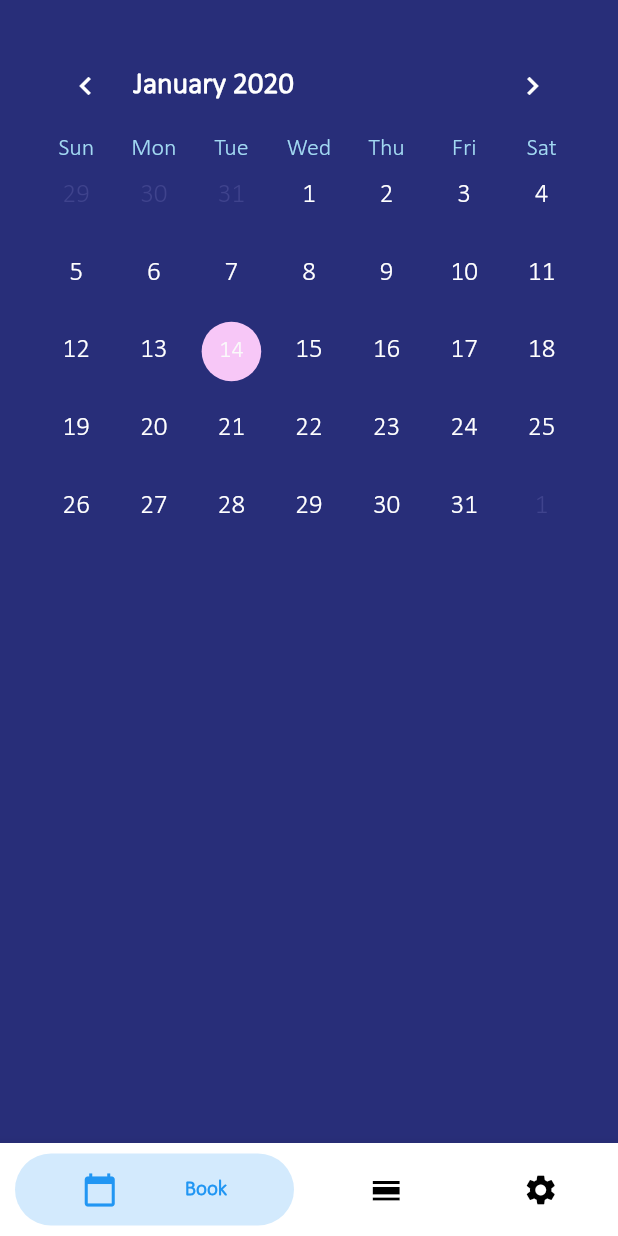
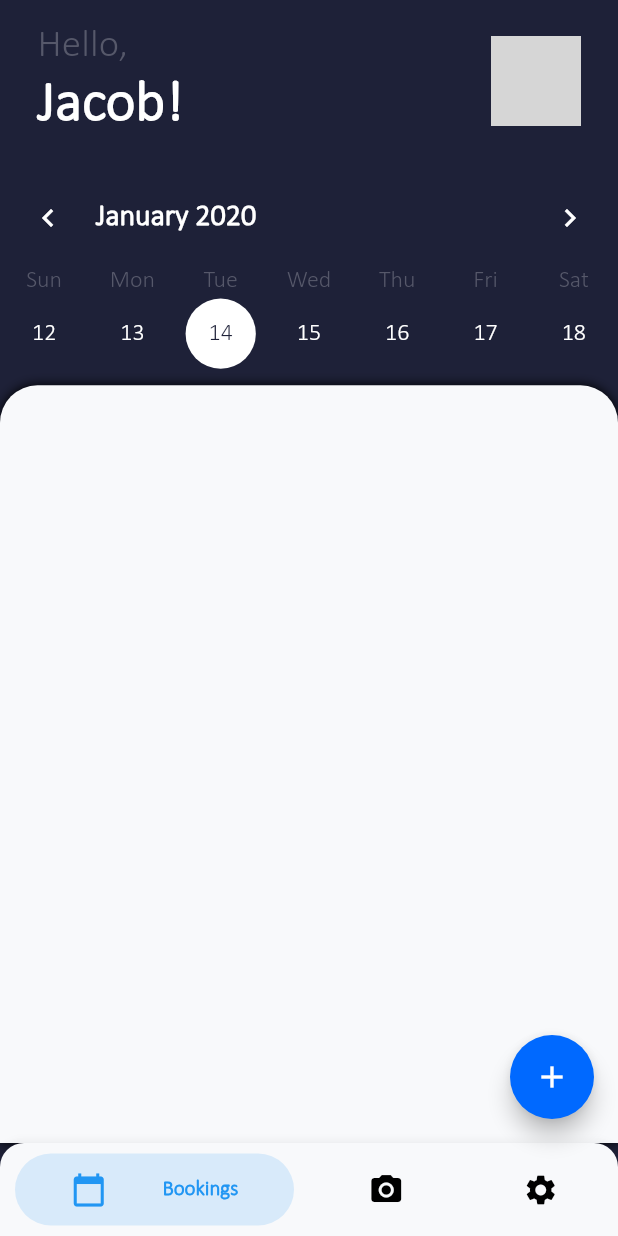
Before and after one commit to TimmyRB/StudyRoomBooking, a Flutter app: the screen it shows after launch, on a phone screen of 412 x 824 dp. Run offline on Flutter 3.47's test engine with Material 2 defaults, Android fonts, the phone set to English and light mode, and no system bars; drawn by our look-alikes of bubble_bottom_bar, table_calendar; network calls fail; project files that could hold a hidden picture were left out; grey boxes are pictures that could not be loaded.

Commit message:
Added Calender & Home Screen 📱

```diff
--- a/lib/home.dart
+++ b/lib/home.dart
@@ -1,5 +1,6 @@
 import 'package:flutter/material.dart';
 import 'package:bubble_bottom_bar/bubble_bottom_bar.dart';
+import 'package:flutter/services.dart';
 
 // Views
 import 'package:StudyRoomBooking/views/book.dart';
@@ -20,9 +21,28 @@ class HomeState extends State<HomePage> {
   int _currentIndex = 0;
   final List<Widget> _views = [
     BookPage(),
-    BookingsPage(),
+    SettingsPage(),
     SettingsPage()
   ];
+
+  @override
+  void initState(){
+    super.initState();
+    SystemChrome.setPreferredOrientations([
+      DeviceOrientation.portraitUp,
+    ]);
+  }
+
+  @override
+  dispose(){
+    SystemChrome.setPreferredOrientations([
+      DeviceOrientation.landscapeRight,
+      DeviceOrientation.landscapeLeft,
+      DeviceOrientation.portraitUp,
+      DeviceOrientation.portraitDown,
+    ]);
+    super.dispose();
+  }
 
   @override
   Widget build(BuildContext context) {
@@ -30,14 +50,20 @@ class HomeState extends State<HomePage> {
       backgroundColor: Theme.of(context).backgroundColor,
 
       body: SafeArea(
-        child: Container(
-          padding: EdgeInsets.all(25.0),
-          child: _views[_currentIndex]
-        ),
+        child: _views[_currentIndex]
       ),
 
+      floatingActionButton: FloatingActionButton(
+        onPressed: (){},
+        child: Icon(Icons.add, color: Colors.white),
+        backgroundColor: Theme.of(context).primaryColor,
+      ),
+
+      floatingActionButtonLocation: FloatingActionButtonLocation.endFloat,
+
       bottomNavigationBar: BubbleBottomBar(
-        opacity: .2,
+        backgroundColor: Theme.of(context).canvasColor,
+        opacity: .15,
         currentIndex: _currentIndex,
         onTap: (newIndex) {
           setState(() {
@@ -45,12 +71,12 @@ class HomeState extends State<HomePage> {
           });
         },
         borderRadius: BorderRadius.vertical(top: Radius.circular(16)),
-        elevation: 7,
+        elevation: 8,
         hasNotch: true, //new
         hasInk: true, //new, gives a cute ink effect
         items: <BubbleBottomBarItem>[
-            BubbleBottomBarItem(backgroundColor: Colors.blue, icon: Icon(Icons.calendar_today, color: Colors.black,), activeIcon: Icon(Icons.calendar_today, color: Colors.blue,), title: Text("Book")),
-            BubbleBottomBarItem(backgroundColor: Colors.deepPurple, icon: Icon(Icons.calendar_view_day, color: Colors.black,), activeIcon: Icon(Icons.calendar_view_day, color: Colors.deepPurple,), title: Text("Bookings")),
+            BubbleBottomBarItem(backgroundColor: Colors.blue, icon: Icon(Icons.calendar_today, color: Colors.black,), activeIcon: Icon(Icons.calendar_today, color: Colors.blue,), title: Text("Bookings")),
+            BubbleBottomBarItem(backgroundColor: Colors.deepPurple, icon: Icon(Icons.photo_camera, color: Colors.black,), activeIcon: Icon(Icons.photo_camera, color: Colors.deepPurple,), title: Text("QR Scannner")),
             BubbleBottomBarItem(backgroundColor: Colors.red, icon: Icon(Icons.settings, color: Colors.black,), activeIcon: Icon(Icons.settings, color: Colors.red,), title: Text("Settings"))
         ],
       ),
--- a/lib/main.dart
+++ b/lib/main.dart
@@ -12,16 +12,18 @@ class MyApp extends StatelessWidget {
     return MaterialApp(
       title: 'Study Room Booking',
       theme: ThemeData(
-        backgroundColor: new Color.fromRGBO(40, 46, 121, 1.0),
-        primaryColor: new Color.fromRGBO(247, 199, 247, 1.0),
-        accentColor: new Color.fromRGBO(239, 239, 239, 1.0),
-        buttonColor: new Color.fromRGBO(162, 217, 242, 1.0),
+        backgroundColor: new Color(4280164664),
+        primaryColor: new Color(4278217215),
+        accentColor: new Color(4294967295),
+        canvasColor: new Color(4294507003),
         fontFamily: 'Calibri',
         textTheme: new TextTheme(
           headline: TextStyle(color: Colors.white, fontWeight: FontWeight.bold, fontSize: 20.0),
-          display1: TextStyle(color: Colors.white, fontSize: 18.0),
-          display2: TextStyle(color: new Color.fromRGBO(63, 67, 141, 1.0), fontSize: 18.0),
-          display3: TextStyle(color: new Color.fromRGBO(162, 217, 242, 1.0), fontSize: 16.0),
+          display1: TextStyle(color: new Color(4294967295), fontSize: 16.0),
+          display2: TextStyle(color: new Color(4280164664), fontSize: 16.0),
+          display3: TextStyle(color: new Color(4283848810), fontSize: 16.0),
+          title: TextStyle(color: new Color(4294967295), fontSize: 38.0, fontWeight: FontWeight.bold),
+          subtitle: TextStyle(color: new Color(4283848810), fontSize: 26.0)
         )
       ),
       home: HomePage(title: 'Home Page'),
--- a/lib/views/book.dart
+++ b/lib/views/book.dart
@@ -1,5 +1,6 @@
 import 'package:flutter/material.dart';
 import 'package:table_calendar/table_calendar.dart';
+import 'dart:math';
 
 class BookPage extends StatefulWidget {
   BookPage({Key key}) : super(key: key);
@@ -11,6 +12,7 @@ class BookPage extends StatefulWidget {
 class BookState extends State<BookPage> {
 
   CalendarController _calendarController;
+  final _random = new Random();
 
   @override
   void initState() {
@@ -33,8 +35,34 @@ class BookState extends State<BookPage> {
         crossAxisAlignment: CrossAxisAlignment.start,
         children: <Widget>[
           Container(
+            padding: EdgeInsets.only(left: 25, right: 25, top: 15, bottom: 20),
+            child: Row(
+              mainAxisAlignment: MainAxisAlignment.spaceBetween,
+              children: <Widget>[
+                Column(
+                  crossAxisAlignment: CrossAxisAlignment.start,
+                  children: <Widget>[
+                    Text("Hello,", style: Theme.of(context).textTheme.subtitle),
+                    Text("Jacob!", style: Theme.of(context).textTheme.title)
+                  ]
+                ),
+                Column(
+                  children: <Widget>[
+                    CircleAvatar(
+                      radius: 30.0,
+                      backgroundImage: NetworkImage("https://api.adorable.io/avatars/256/${_random.nextInt(256)}.png"),
+                      backgroundColor: Colors.transparent,
+                    )
+                  ]
+                )
+              ],
+            ),
+          ),
+          Container(
+            margin: EdgeInsets.only(bottom: 5.0),
             child: TableCalendar(
-              availableCalendarFormats: {CalendarFormat.month : 'Month'},
+              initialCalendarFormat: CalendarFormat.week,
+              availableCalendarFormats: {CalendarFormat.week : 'Week'},
               calendarController: _calendarController,
               headerStyle: HeaderStyle(
                 titleTextStyle: Theme.of(context).textTheme.headline,
@@ -48,12 +76,30 @@ class BookState extends State<BookPage> {
               calendarStyle: CalendarStyle(
                 weekdayStyle: Theme.of(context).textTheme.display1,
                 weekendStyle: Theme.of(context).textTheme.display1,
-                outsideStyle: Theme.of(context).textTheme.display2,
-                outsideWeekendStyle: Theme.of(context).textTheme.display2,
-                unavailableStyle: Theme.of(context).textTheme.display2,
-                todayColor: Theme.of(context).buttonColor,
-                selectedColor: Theme.of(context).primaryColor
+                outsideStyle: Theme.of(context).textTheme.display3,
+                outsideWeekendStyle: Theme.of(context).textTheme.display3,
+                unavailableStyle: Theme.of(context).textTheme.display3,
+                todayColor: Theme.of(context).primaryColor,
+                selectedColor: Theme.of(context).accentColor,
+                selectedStyle: Theme.of(context).textTheme.display2
               ),
+            ),
+          ),
+          Expanded(
+            child: DecoratedBox(
+              decoration: BoxDecoration(
+                boxShadow: <BoxShadow> [
+                  BoxShadow(
+                    blurRadius: 6.0
+                  )
+                ],
+                color: Theme.of(context).canvasColor,
+                borderRadius: BorderRadius.only(topLeft: Radius.circular(25), topRight: Radius.circular(25)),
+              ),
+              child: SizedBox(
+                width: 500,
+                height: 50,
+              )
             )
           )
         ],
```
